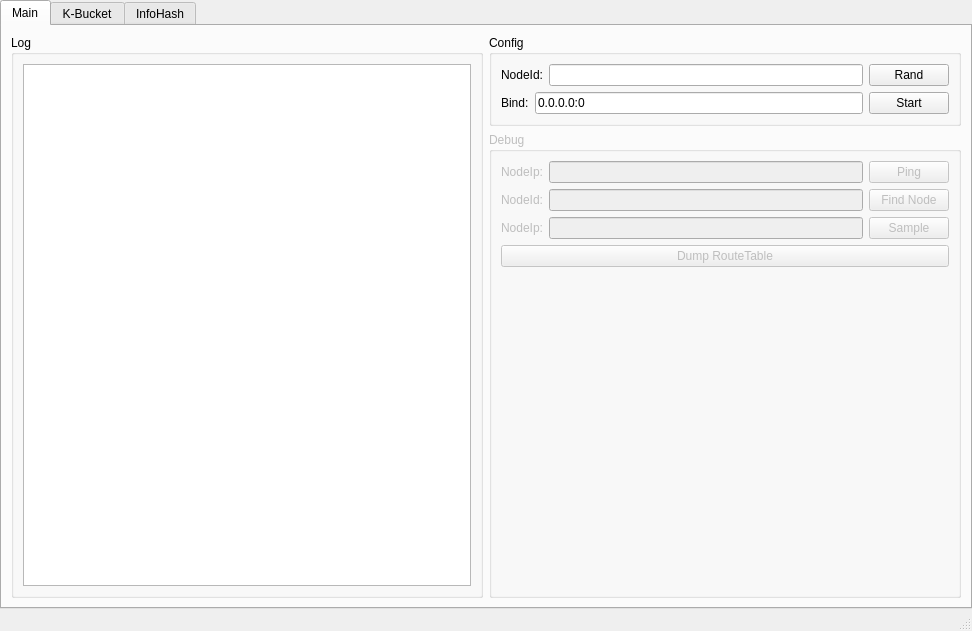
This is main.ui in BusyStudent/DHT as Qt 5 draws it before an edit. The edited form follows.
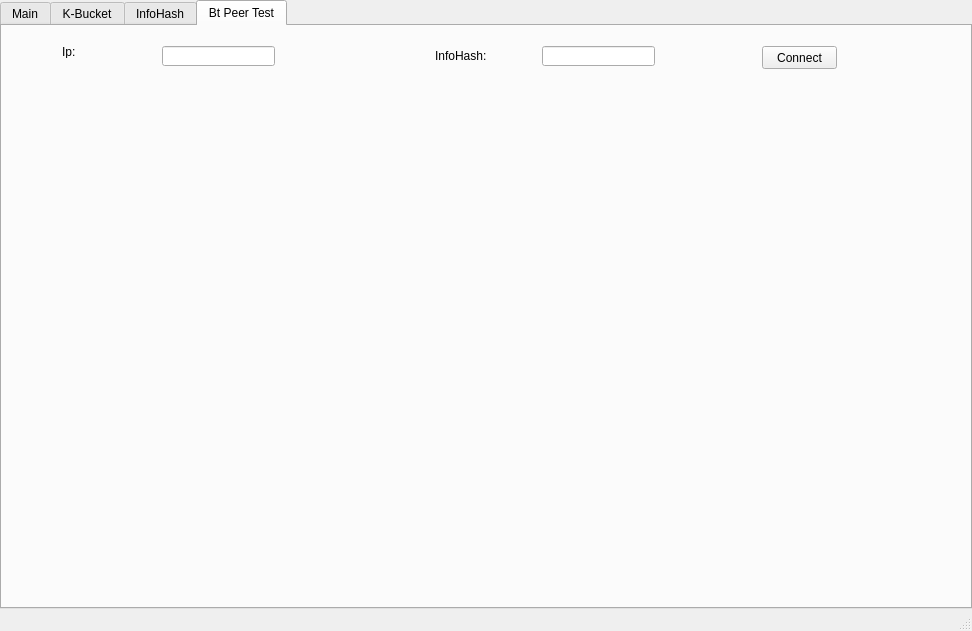
This is the edited form. The open tabs and pages were chosen to show the change.

Commit message: [feature] implement BitTorrent metadata fetching and enhance peer connection logic

```diff
--- a/main.ui
+++ b/main.ui
@@ -267,6 +267,73 @@
         </item>
        </layout>
       </widget>
+      <widget class="QWidget" name="tab_4">
+       <attribute name="title">
+        <string>Bt Peer Test</string>
+       </attribute>
+       <widget class="QPushButton" name="btConnectButton">
+        <property name="geometry">
+         <rect>
+          <x>760</x>
+          <y>20</y>
+          <width>75</width>
+          <height>23</height>
+         </rect>
+        </property>
+        <property name="text">
+         <string>Connect</string>
+        </property>
+       </widget>
+       <widget class="QLineEdit" name="btIpEdit">
+        <property name="geometry">
+         <rect>
+          <x>160</x>
+          <y>20</y>
+          <width>113</width>
+          <height>20</height>
+         </rect>
+        </property>
+        <property name="text">
+         <string/>
+        </property>
+       </widget>
+       <widget class="QLineEdit" name="btHashEdit">
+        <property name="geometry">
+         <rect>
+          <x>540</x>
+          <y>20</y>
+          <width>113</width>
+          <height>20</height>
+         </rect>
+        </property>
+       </widget>
+       <widget class="QLabel" name="label_5">
+        <property name="geometry">
+         <rect>
+          <x>60</x>
+          <y>20</y>
+          <width>54</width>
+          <height>12</height>
+         </rect>
+        </property>
+        <property name="text">
+         <string>Ip:</string>
+        </property>
+       </widget>
+       <widget class="QLabel" name="label_7">
+        <property name="geometry">
+         <rect>
+          <x>433</x>
+          <y>20</y>
+          <width>81</width>
+          <height>20</height>
+         </rect>
+        </property>
+        <property name="text">
+         <string>InfoHash:</string>
+        </property>
+       </widget>
+      </widget>
      </widget>
     </item>
    </layout>
```
Left out of the diff: 9 changed lines with no effect on the pictures. The commit also changes 11 other files.
